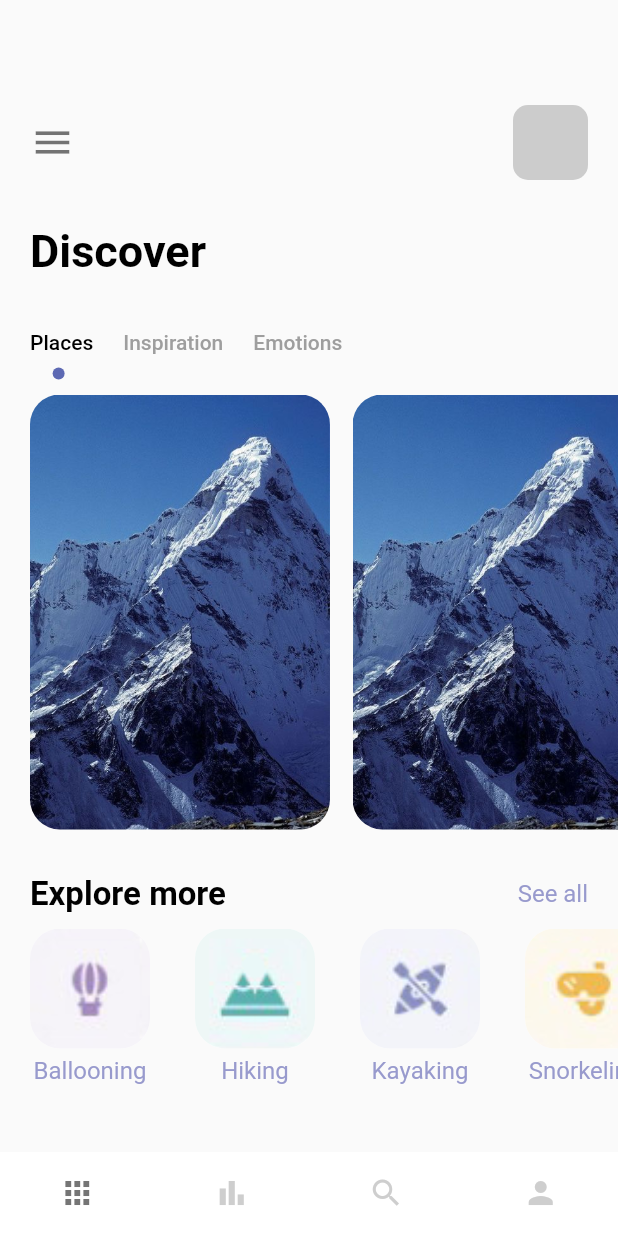
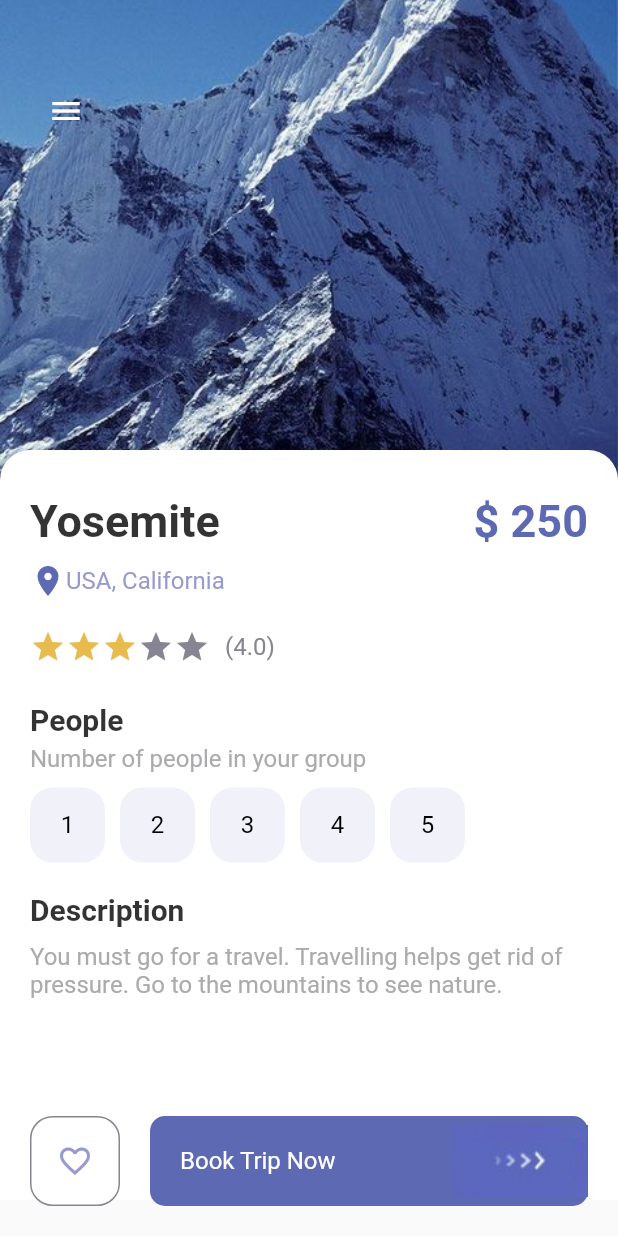
Before and after one commit to anthony-code-hub/Travel_Flutter, a Flutter app: the screen it shows after launch, on a phone screen of 412 x 824 dp. Run offline on Flutter 3.47's test engine with Material 2 defaults, Android fonts, the phone set to English and light mode, and no system bars.

Commit message:
add details page

```diff
--- a/lib/main.dart
+++ b/lib/main.dart
@@ -1,4 +1,5 @@
 import 'package:flutter/material.dart';
+import 'package:flutter_travel_app/pages/detail_page.dart';
 import 'package:flutter_travel_app/pages/main_page.dart';
 import 'package:flutter_travel_app/pages/welcome_page.dart';
 
@@ -17,7 +18,7 @@ class MyApp extends StatelessWidget {
       theme: ThemeData(
         primarySwatch: Colors.blue,
       ),
-      home: const MainPage(),
+      home: const DetailPage(),
     );
   }
 }
--- /dev/null
+++ b/lib/pages/detail_page.dart
@@ -0,0 +1,192 @@
+import 'package:flutter/material.dart';
+import 'package:flutter_travel_app/misc/colors.dart';
+import 'package:flutter_travel_app/widgets/app_buttons.dart';
+import 'package:flutter_travel_app/widgets/app_large_text.dart';
+import 'package:flutter_travel_app/widgets/app_text.dart';
+import 'package:flutter_travel_app/widgets/responsive_button.dart';
+
+class DetailPage extends StatefulWidget {
+  const DetailPage({Key? key}) : super(key: key);
+
+  @override
+  State<DetailPage> createState() => _DetailPageState();
+}
+
+class _DetailPageState extends State<DetailPage> {
+  int gottenStars = 3;
+  int selectedIndex = -1;
+
+  @override
+  Widget build(BuildContext context) {
+    return Scaffold(
+      body: Container(
+        width: double.maxFinite,
+        height: double.maxFinite,
+        child: Stack(
+          children: [
+            Positioned(
+                left: 0,
+                right: 0,
+                child: Container(
+                  width: double.maxFinite,
+                  height: 330,
+                  decoration: BoxDecoration(
+                      image: DecorationImage(
+                          image: AssetImage(
+                              'img/mountain.jpeg'
+                          ),
+                          fit: BoxFit.cover
+                      )
+                  ),
+                )
+            ),
+            Positioned(
+                left: 20,
+                top: 50,
+                child: Row(
+                  children: [
+                    IconButton(
+                        onPressed: () {},
+                        icon: Icon(
+                          Icons.menu,
+                          color: Colors.white,)
+                    )
+                  ],
+                )
+            ),
+            Positioned(
+                top: 300,
+                child: Container(
+                  padding: const EdgeInsets.only(left: 20, right: 20, top: 30),
+                  width: MediaQuery.of(context).size.width,
+                  height: 500,
+                  decoration: BoxDecoration(
+                      color: Colors.white,
+                      borderRadius: BorderRadius.only(
+                          topLeft: Radius.circular(20),
+                          topRight: Radius.circular(20)
+                      )
+                  ),
+                  child: Column(
+                    crossAxisAlignment: CrossAxisAlignment.start,
+                    children: [
+                      Row(
+                        mainAxisAlignment: MainAxisAlignment.spaceBetween,
+                        children: [
+                          AppLargeText(text: 'Yosemite',
+                            color: Colors.black.withOpacity(0.8),
+                          ),
+                          AppLargeText(text: '\$ 250',
+                            color: AppColors.mainColor,
+                          )
+                        ],
+                      ),
+                      SizedBox(height: 10),
+                      Row(
+                        children: [
+                          Icon(Icons.location_on,
+                            color: AppColors.mainColor,
+                          ),
+                          AppText(text: 'USA, California', color: AppColors.textColor1,),
+                        ],
+                      ),
+                      SizedBox(height: 20,),
+                      Row(
+                        children: [
+                          Wrap(
+                            children: List.generate(5, (index) {
+                              return Icon(
+                                Icons.star,
+                                color: index < gottenStars ?
+                                AppColors.starColor :
+                                AppColors.textColor2,
+                              );
+                            }),
+                          ),
+                          SizedBox(width: 10,),
+                          AppText(text: '(4.0)', color: AppColors.textColor2,)
+                        ],
+                      ),
+                      SizedBox(
+                        height: 25,
+                      ),
+                      AppLargeText(
+                        text: 'People',
+                        color: Colors.black.withOpacity(0.8),
+                        size: 20,
+                      ),
+                      SizedBox(height: 5,),
+                      AppText(
+                        text: 'Number of people in your group',
+                        color: AppColors.mainTextColor,
+                      ),
+                      SizedBox(height: 10,),
+                      Wrap(
+                        children: List.generate(5, (index) {
+                          return InkWell(
+                            onTap: () {
+                              setState(() {
+                                selectedIndex = index;
+                              });
+                            },
+                            child: Container(
+                              margin: const EdgeInsets.only(right: 10),
+                              child: AppButtons(
+                                  size: 50,
+                                  color: selectedIndex == index ?
+                                  Colors.white :
+                                  Colors.black,
+                                  backgroundColor: selectedIndex == index ?
+                                  Colors.black :
+                                  AppColors.buttonBackground,
+                                  borderColor: selectedIndex == index ?
+                                  Colors.black :
+                                  AppColors.buttonBackground,
+                                  text: (index+1).toString()
+                              ),
+                            ),
+                          );
+                        }),
+                      ),
+                      SizedBox(height: 20,),
+                      AppLargeText(
+                        text: 'Description',
+                        color: Colors.black.withOpacity(0.8),
+                        size: 20,
+                      ),
+                      SizedBox(height: 10),
+                      AppText(
+                        text: 'You must go for a travel. Travelling helps get rid of pressure. Go to the mountains to see nature.',
+                        color:  AppColors.mainTextColor,
+                      )
+                    ],
+                  ),
+                )
+            ),
+            Positioned(
+                bottom: 20,
+                left: 20,
+                right: 20,
+                child: Row(
+                  children: [
+                    AppButtons(
+                        size: 60,
+                        color: AppColors.textColor1,
+                        backgroundColor: Colors.white,
+                        borderColor: AppColors.textColor2,
+                      isIcon: true,
+                      icon: Icons.favorite_border,
+                    ),
+                    SizedBox(width: 20,),
+                    ResponsiveButton(
+                      isResponsive: true,
+                    )
+                  ],
+                )
+            )
+          ],
+        ),
+      ),
+    );
+  }
+}
--- /dev/null
+++ b/lib/widgets/app_buttons.dart
@@ -0,0 +1,50 @@
+import 'package:flutter/material.dart';
+import 'package:flutter_travel_app/misc/colors.dart';
+import 'package:flutter_travel_app/widgets/app_text.dart';
+
+class AppButtons extends StatelessWidget {
+  final Color color;
+  final Color backgroundColor;
+  double size;
+  final Color borderColor;
+  String? text;
+  IconData? icon;
+  bool? isIcon;
+
+  AppButtons({
+    Key? key,
+    this.isIcon = false,
+    this.text = 'Hi',
+    this.icon,
+    required this.size,
+    required this.color,
+    required this.backgroundColor,
+    required this.borderColor
+  }) : super(key: key);
+
+  @override
+  Widget build(BuildContext context) {
+    return Container(
+      width: size,
+      height: size,
+      decoration: BoxDecoration(
+          border: Border.all(
+              color: borderColor,
+              width: 1.0
+          ),
+          borderRadius: BorderRadius.circular(15),
+          color: backgroundColor
+      ),
+      child: isIcon == false ?
+      Center(
+        child: AppText(
+          text: text!,
+          color: color,),
+      ) :
+      Center(child: Icon(
+        icon,
+        color: color,
+      )),
+    );
+  }
+}
--- a/lib/widgets/responsive_button.dart
+++ b/lib/widgets/responsive_button.dart
@@ -1,5 +1,6 @@
 import 'package:flutter/material.dart';
 import 'package:flutter_travel_app/misc/colors.dart';
+import 'package:flutter_travel_app/widgets/app_text.dart';
 
 class ResponsiveButton extends StatelessWidget {
   bool? isResponsive;
@@ -7,23 +8,35 @@ class ResponsiveButton extends StatelessWidget {
   ResponsiveButton({
     Key? key,
     this.isResponsive = false,
-    this.width
+    this.width = 120
   }) : super(key: key);
 
   @override
   Widget build(BuildContext context) {
-    return Container(
-      width: width,
+    return Flexible(
+      child: Container(
+        width: isResponsive == true ? double.maxFinite : width,
         height: 60,
         decoration: BoxDecoration(
             borderRadius: BorderRadius.circular(10),
             color: AppColors.mainColor
         ),
         child: Row(
-        mainAxisAlignment: MainAxisAlignment.center,
+          mainAxisAlignment: isResponsive == true ?
+          MainAxisAlignment.spaceBetween :
+          MainAxisAlignment.center,
           children: [
+            isResponsive == true ?
+            Container(
+                margin: const EdgeInsets.only(left: 20),
+                child: AppText(
+                    text: 'Book Trip Now',
+                    color: Colors.white)
+            ) :
+            Container(),
             Image.asset('img/button-one.png')
           ],
+        ),
       ),
     );
   }
```
Lines whose indentation alone changed are shown as unchanged.
